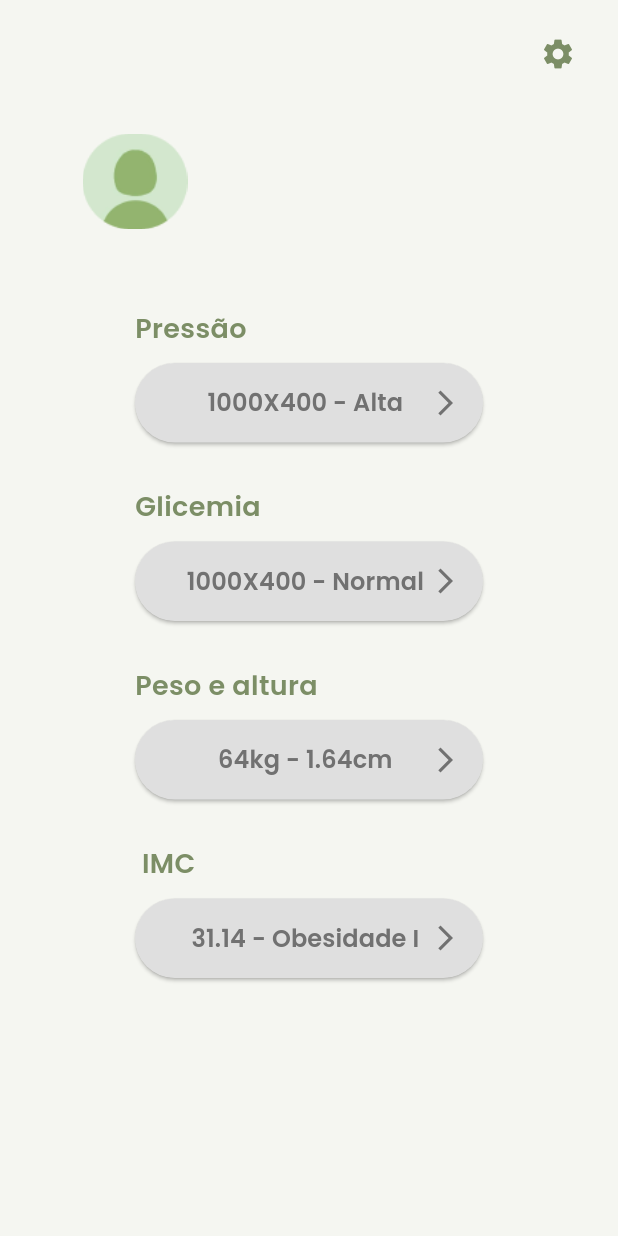
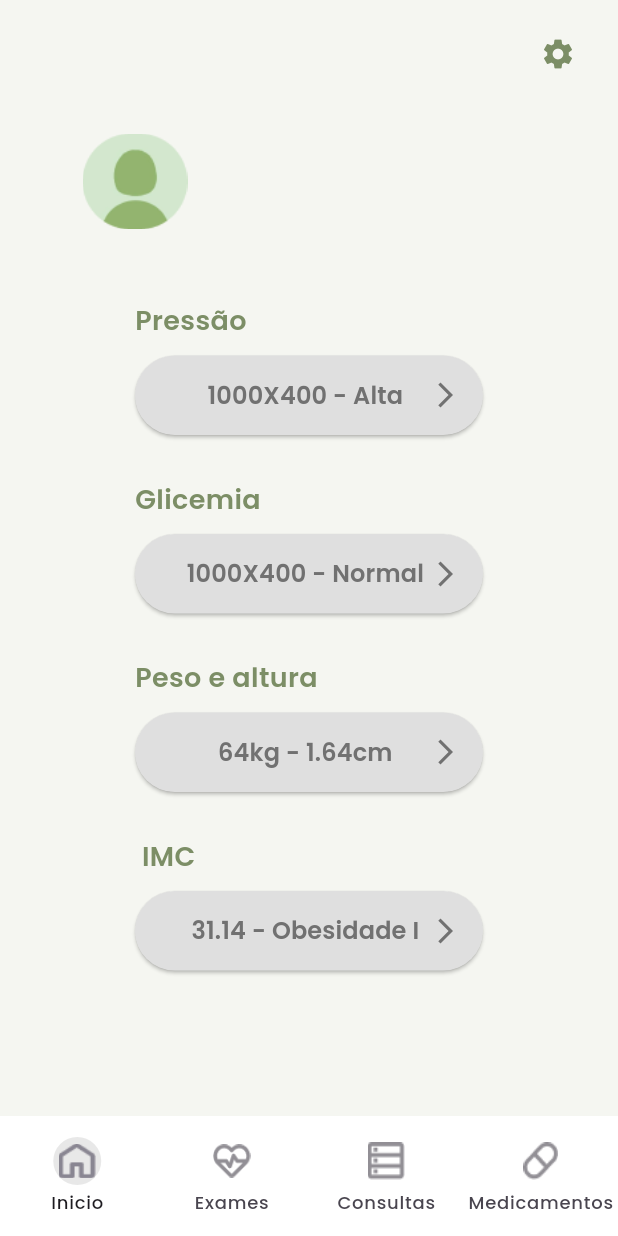
Before and after one commit to taynahsaito/ye_gestao_de_saude, a Flutter app: the screen it shows after launch, after a tap on "homepage", on a phone screen of 412 x 824 dp. Run offline on Flutter 3.47's test engine with Material 3 defaults, Android fonts, the phone set to English and light mode, and no system bars; our stand-ins replace firebase_auth, firebase_core, firebase_database, google_fonts, google_sign_in; missing offline and left inert: flutter_facebook_auth; accounts and stored records are empty; network calls fail.

Commit message:
inserção da navbar

```diff
--- /dev/null
+++ b/lib/pages/consultas.dart
@@ -0,0 +1,15 @@
+import 'package:flutter/material.dart';
+
+class Consultas extends StatefulWidget {
+  const Consultas({super.key});
+
+  @override
+  State<Consultas> createState() => _ConsultasState();
+}
+
+class _ConsultasState extends State<Consultas> {
+  @override
+  Widget build(BuildContext context) {
+    return const Placeholder();
+  }
+}
--- /dev/null
+++ b/lib/pages/exames.dart
@@ -0,0 +1,17 @@
+import 'package:flutter/material.dart';
+
+class Exames extends StatefulWidget {
+  const Exames({super.key});
+
+  @override
+  State<Exames> createState() => _ExamesState();
+}
+
+class _ExamesState extends State<Exames> {
+  @override
+  Widget build(BuildContext context) {
+    return const Scaffold(
+      body: Center(),
+    );
+  }
+}
--- a/lib/pages/home_page.dart
+++ b/lib/pages/home_page.dart
@@ -3,18 +3,17 @@ import 'package:firebase_auth/firebase_auth.dart';
 import 'package:flutter/material.dart';
 
 class HomePage extends StatefulWidget {
-  const HomePage({Key? key});
+  const HomePage({super.key});
 
   @override
-  State<HomePage> createState() => _HomePage();
+  State<HomePage> createState() => _HomePageState();
 }
 
-class _HomePage extends State<HomePage> {
+class _HomePageState extends State<HomePage> {
   @override
   Widget build(BuildContext context) {
     User? user = FirebaseAuth.instance.currentUser;
     String userName = user != null ? user.displayName ?? '' : '';
-      int currentPageIndex = 0;
 
     return Scaffold(
       backgroundColor: const Color.fromARGB(255, 245, 246, 241),
@@ -87,7 +86,7 @@ class _HomePage extends State<HomePage> {
               ),
             ),
             const SizedBox(
-              height: 30,
+              height: 25,
             ),
             Padding(
               padding: const EdgeInsets.symmetric(horizontal: 90),
@@ -286,33 +285,6 @@ class _HomePage extends State<HomePage> {
               ),
             ),
           ],
-      //   bottomNavigationBar: NavigationBar(
-      //   onDestinationSelected: (int index) {
-      //     setState(() {
-      //       currentPageIndex = index;
-      //     });
-      //   },
-      //   indicatorColor: Colors.amber,
-      //   selectedIndex: currentPageIndex,
-      //   destinations: const <Widget>[
-      //     NavigationDestination(
-      //       selectedIcon: Icon(Icons.home),
-      //       icon: Icon(Icons.home_outlined),
-      //       label: 'Home',
-      //     ),
-      //     NavigationDestination(
-      //       icon: Badge(child: Icon(Icons.notifications_sharp)),
-      //       label: 'Notifications',
-      //     ),
-      //     NavigationDestination(
-      //       icon: Badge(
-      //         label: Text('2'),
-      //         child: Icon(Icons.messenger_sharp),
-      //       ),
-      //       label: 'Messages',
-      //     ),
-      //   ],
-      // ),
         ),
       ),
     );
--- a/lib/pages/login.dart
+++ b/lib/pages/login.dart
@@ -1,5 +1,6 @@
 import 'package:app_ye_gestao_de_saude/components/snackbar.dart';
 import 'package:app_ye_gestao_de_saude/services/auth_service.dart';
+import 'package:app_ye_gestao_de_saude/widgets/nav_bar.dart';
 import 'package:firebase_database/firebase_database.dart';
 import 'package:flutter/material.dart';
 import 'package:app_ye_gestao_de_saude/pages/cadastro.dart';
@@ -113,7 +114,7 @@ class _LoginState extends State<Login> {
                           Navigator.push(
                             context,
                             MaterialPageRoute(
-                              builder: (context) => const HomePage(),
+                              builder: (context) => const NavBar(),
                             ),
                           );
                         } else {
@@ -217,7 +218,7 @@ class _LoginState extends State<Login> {
                         Navigator.push(
                           context,
                           MaterialPageRoute(
-                            builder: (context) => const HomePage(),
+                            builder: (context) => const NavBar(),
                           ),
                         );
                       },
--- /dev/null
+++ b/lib/pages/medicamentos.dart
@@ -0,0 +1,15 @@
+import 'package:flutter/material.dart';
+
+class Medicamentos extends StatefulWidget {
+  const Medicamentos({super.key});
+
+  @override
+  State<Medicamentos> createState() => _MedicamentosState();
+}
+
+class _MedicamentosState extends State<Medicamentos> {
+  @override
+  Widget build(BuildContext context) {
+    return const Placeholder();
+  }
+}
--- /dev/null
+++ b/lib/widgets/nav_bar.dart
@@ -0,0 +1,134 @@
+import 'package:app_ye_gestao_de_saude/pages/consultas.dart';
+import 'package:app_ye_gestao_de_saude/pages/exames.dart';
+import 'package:app_ye_gestao_de_saude/pages/home_page.dart';
+import 'package:app_ye_gestao_de_saude/pages/medicamentos.dart';
+import 'package:flutter/material.dart';
+
+class NavBar extends StatefulWidget {
+  const NavBar({Key? key});
+
+  @override
+  State<NavBar> createState() => _NavBar();
+}
+
+class _NavBar extends State<NavBar> {
+  int selectedIndex = 0;
+  static const List<Widget> pages = <Widget>[
+    HomePage(),
+    Exames(),
+    Consultas(),
+    Medicamentos(),
+  ];
+
+  @override
+  Widget build(BuildContext context) {
+    final ThemeData theme = Theme.of(context);
+    return Scaffold(
+      bottomNavigationBar: NavigationBar(
+        backgroundColor: Colors.white,
+        onDestinationSelected: (int index) {
+          setState(() {
+            selectedIndex = index;
+          });
+        },
+        indicatorColor: const Color.fromARGB(180, 223, 223, 223),
+        indicatorShape: const CircleBorder(),
+        selectedIndex: selectedIndex,
+        destinations: const <Widget>[
+          NavigationDestination(
+            icon: ImageIcon(
+              size: 25,
+              AssetImage(
+                'lib/assets/icone_homepage.png',
+              ), // Substitua pelo caminho da imagem
+            ),
+            label: 'Inicio',
+          ),
+          NavigationDestination(
+            icon: ImageIcon(
+              size: 25,
+              AssetImage(
+                  'lib/assets/icone_exames.png'), // Substitua pelo caminho da imagem
+            ),
+            label: 'Exames',
+          ),
+          NavigationDestination(
+            icon: ImageIcon(
+              size: 25,
+              AssetImage(
+                  'lib/assets/icone_consultas.png'), // Substitua pelo caminho da imagem
+            ),
+            label: 'Consultas',
+          ),
+          NavigationDestination(
+            icon: ImageIcon(
+              size: 25,
+              AssetImage(
+                  'lib/assets/icone_medicamentos.png'), // Substitua pelo caminho da imagem
+            ),
+            label: 'Medicamentos',
+          ),
+        ],
+      ),
+      body: <Widget>[
+        const HomePage(),
+        const Exames(),
+        const Consultas(),
+        const Medicamentos()
+      ][selectedIndex],
+    );
+
+    // return Scaffold(
+    //   backgroundColor: const Color.fromARGB(255, 245, 246, 241),
+    //   body: Center(
+    //     child: pages.elementAt(selectedIndex),
+    //   ),
+    //   bottomNavigationBar: BottomNavigationBar(
+    //     currentIndex: selectedIndex,
+    //     onTap: (int index) {
+    //       setState(() {
+    //         selectedIndex = index;
+    //       });
+    //     },
+    //     items: const [
+    //       BottomNavigationBarItem(
+    //         icon: ImageIcon(
+    //           AssetImage(
+    //               'lib/assets/icone_homepage.png'), // Substitua pelo caminho da imagem
+    //         ),
+    //         label: 'Início',
+    //       ),
+    //       BottomNavigationBarItem(
+    //         icon: ImageIcon(
+    //           AssetImage(
+    //               'lib/assets/icone_exames.png'), // Substitua pelo caminho da imagem
+    //         ),
+    //         label: 'Exames',
+    //       ),
+    //       BottomNavigationBarItem(
+    //         icon: ImageIcon(
+    //           AssetImage(
+    //               'lib/assets/icone_consultas.png'), // Substitua pelo caminho da imagem
+    //         ),
+    //         label: 'Consultas',
+    //       ),
+    //       BottomNavigationBarItem(
+    //         icon: ImageIcon(
+    //           AssetImage(
+    //             'lib/assets/icone_medicamentos.png',
+    //           ), // Substitua pelo caminho da imagem
+    //         ),
+    //         label: 'Medicamentos',
+    //       ),
+    //     ],
+    //     backgroundColor: Colors.white,
+    //     selectedItemColor: const Color.fromARGB(180, 14, 14, 109),
+    //     unselectedItemColor: Colors.grey,
+    //     showSelectedLabels: true,
+    //     selectedFontSize: 12,
+    //     unselectedFontSize: 12,
+    //     type: BottomNavigationBarType.fixed,
+    //   ),
+    // );
+  }
+}
--- a/pubspec.yaml
+++ b/pubspec.yaml
@@ -76,6 +76,10 @@ flutter:
       - lib/assets/face.png
       - lib/assets/google.png
       - lib/assets/perfil.png
+      - lib/assets/icone_homepage.png
+      - lib/assets/icone_exames.png
+      - lib/assets/icone_consultas.png
+      - lib/assets/icone_medicamentos.png
 
   # An image asset can refer to one or more resolution-specific "variants", see
   # https://flutter.dev/assets-and-images/#resolution-aware
```
Also changed, not shown: lib/assets/icone_consultas.png (added), lib/assets/icone_exames.png (added), lib/assets/icone_homepage.png (added), lib/assets/icone_medicamentos.png (added).
